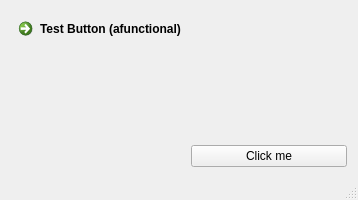
Nintersoft/QCustomWindow, file sample/CustomFrame-Dynamic/testwindow.ui: the form before one commit.
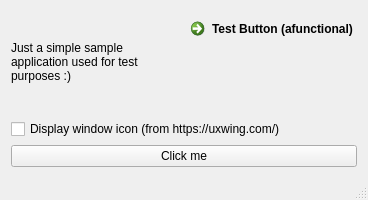
The form after the commit.

Commit message:
Updated project sample (Dynamic version)
- Updated dynamic project sample so as to match the static one:
    - Added window icon (+ checkbox for alternation);
    - Updated setupUI method;
    - Updated pushButton slot (counter);
    - Replaced CustomTitlebar by QCustomWindow sources;
    - Refer to commit 1bd670a for complete log.

```diff
--- a/sample/CustomFrame-Dynamic/testwindow.ui
+++ b/sample/CustomFrame-Dynamic/testwindow.ui
@@ -6,7 +6,7 @@
    <rect>
     <x>0</x>
     <y>0</y>
-    <width>358</width>
+    <width>368</width>
     <height>200</height>
    </rect>
   </property>
@@ -16,19 +16,39 @@
   <widget class="QWidget" name="centralWidget">
    <layout class="QGridLayout" name="gridLayout">
     <item row="0" column="0">
-     <widget class="QCommandLinkButton" name="commandLinkButton">
+     <widget class="QLabel" name="label">
       <property name="text">
-       <string>Test Button (afunctional)</string>
+       <string>Just a simple sample application used for test purposes :)</string>
+      </property>
+      <property name="wordWrap">
+       <bool>true</bool>
       </property>
      </widget>
     </item>
-    <item row="1" column="1">
+    <item row="2" column="0" colspan="2">
      <widget class="QPushButton" name="pushButton">
+      <property name="styleSheet">
+       <string notr="true"/>
+      </property>
       <property name="text">
        <string>Click me</string>
       </property>
      </widget>
     </item>
+    <item row="0" column="1">
+     <widget class="QCommandLinkButton" name="commandLinkButton">
+      <property name="text">
+       <string>Test Button (afunctional)</string>
+      </property>
+     </widget>
+    </item>
+    <item row="1" column="0" colspan="2">
+     <widget class="QCheckBox" name="cbWindowIcon">
+      <property name="text">
+       <string>Display window icon (from https://uxwing.com/)</string>
+      </property>
+     </widget>
+    </item>
    </layout>
   </widget>
   <widget class="QStatusBar" name="statusBar"/>
```
The commit also changes 8 other files.
